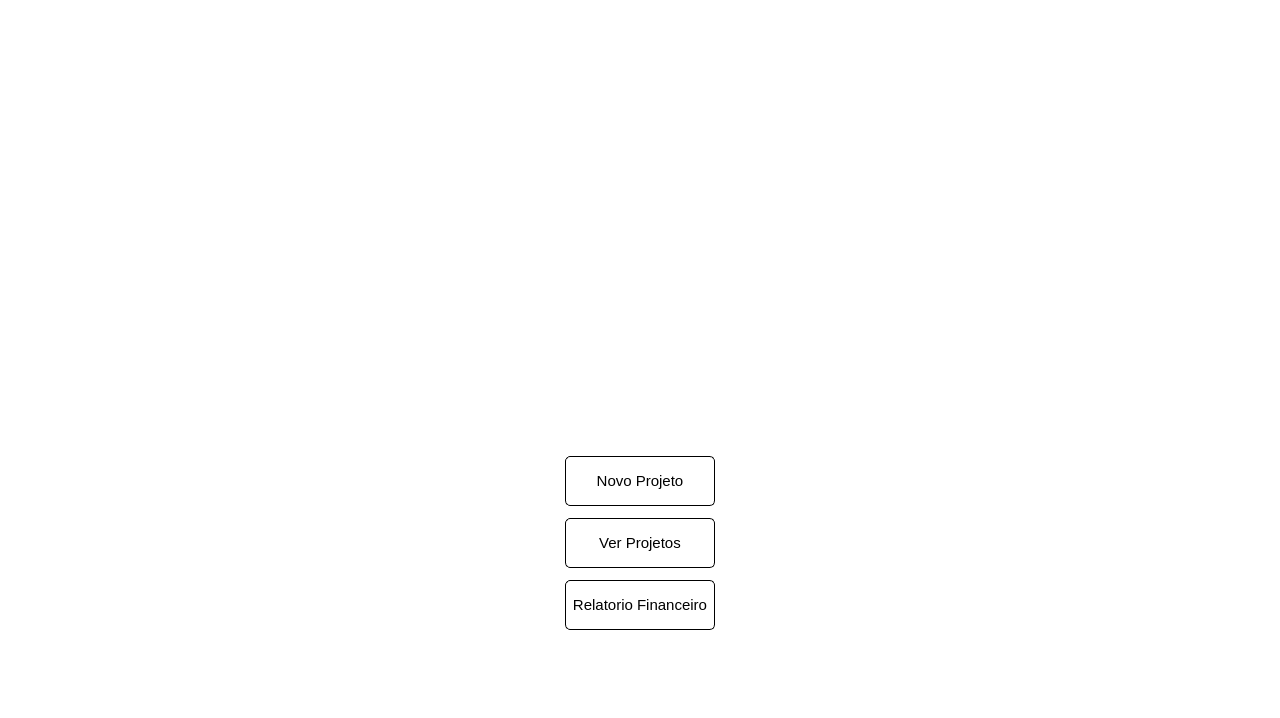
Before: the Qt Designer form screens/menu.ui in devfabri/Arquitetura-Pereira, drawn with Qt 5.
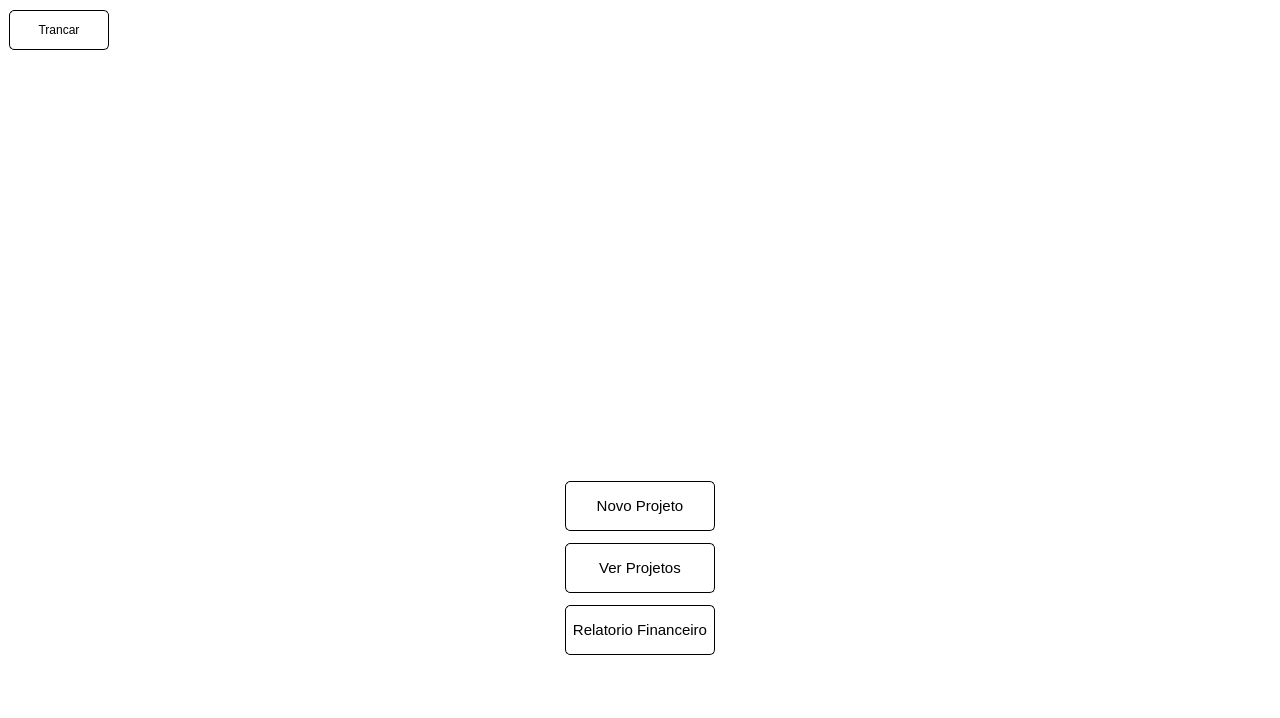
After: the same form once the commit is applied. Icons and pictures are not drawn.

```diff
--- a/screens/menu.ui
+++ b/screens/menu.ui
@@ -31,18 +31,59 @@
      <number>0</number>
     </property>
     <property name="leftMargin">
-     <number>0</number>
+     <number>9</number>
     </property>
     <property name="topMargin">
-     <number>0</number>
+     <number>10</number>
     </property>
     <property name="rightMargin">
-     <number>0</number>
+     <number>9</number>
     </property>
     <property name="bottomMargin">
-     <number>0</number>
+     <number>9</number>
     </property>
-    <item alignment="Qt::AlignHCenter">
+    <item>
+     <widget class="QPushButton" name="bloquear">
+      <property name="minimumSize">
+       <size>
+        <width>0</width>
+        <height>40</height>
+       </size>
+      </property>
+      <property name="maximumSize">
+       <size>
+        <width>100</width>
+        <height>16777215</height>
+       </size>
+      </property>
+      <property name="cursor">
+       <cursorShape>PointingHandCursor</cursorShape>
+      </property>
+      <property name="styleSheet">
+       <string notr="true">QPushButton {
+	background-color: #ffffff;
+	border: 1px solid black;
+	border-radius: 5px;
+}
+
+QPushButton:hover {
+	background-color: rgb(223, 223, 223);
+	border: 1px solid black;
+	border-radius: 5px;
+}
+
+QPushButton:pressed {
+	background-color: rgb(200, 200, 200);
+	border: 1px solid black;
+	border-radius: 5px;
+}</string>
+      </property>
+      <property name="text">
+       <string>Trancar</string>
+      </property>
+     </widget>
+    </item>
+    <item alignment="Qt::AlignHCenter|Qt::AlignTop">
      <widget class="QLabel" name="label">
       <property name="minimumSize">
        <size>
@@ -272,6 +313,22 @@
       </layout>
      </widget>
     </item>
+    <item>
+     <spacer name="verticalSpacer">
+      <property name="orientation">
+       <enum>Qt::Vertical</enum>
+      </property>
+      <property name="sizeType">
+       <enum>QSizePolicy::Maximum</enum>
+      </property>
+      <property name="sizeHint" stdset="0">
+       <size>
+        <width>20</width>
+        <height>40</height>
+       </size>
+      </property>
+     </spacer>
+    </item>
    </layout>
   </widget>
  </widget>
```
